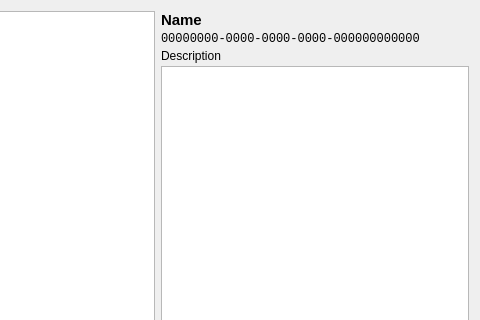
The window that libs/librepcb/libraryeditor/common/symbolchooserdialog.ui (LibrePCB/LibrePCB) describes before a commit, drawn with Qt 5; both pictures show x 477 to 957 and y 0 to 320 of the 957 by 490 pixel window.
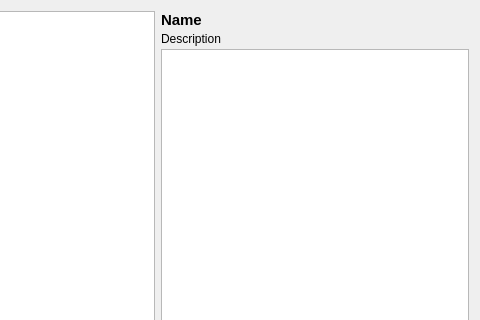
The same window after the commit. Custom widgets are drawn as their Qt base class.

The edit to the form file:
```diff
--- a/libs/librepcb/libraryeditor/common/symbolchooserdialog.ui
+++ b/libs/librepcb/libraryeditor/common/symbolchooserdialog.ui
@@ -57,22 +57,7 @@
           </font>
          </property>
          <property name="text">
-          <string>Name</string>
-         </property>
-        </widget>
-       </item>
-       <item>
-        <widget class="QLabel" name="lblSymbolUuid">
-         <property name="font">
-          <font>
-           <family>Liberation Mono</family>
-          </font>
-         </property>
-         <property name="text">
-          <string notr="true">00000000-0000-0000-0000-000000000000</string>
-         </property>
-         <property name="textInteractionFlags">
-          <set>Qt::LinksAccessibleByMouse|Qt::TextSelectableByMouse</set>
+          <string notr="true">Name</string>
          </property>
         </widget>
        </item>
```
Left out of the diff: 2 changed lines with no effect on the pictures.
